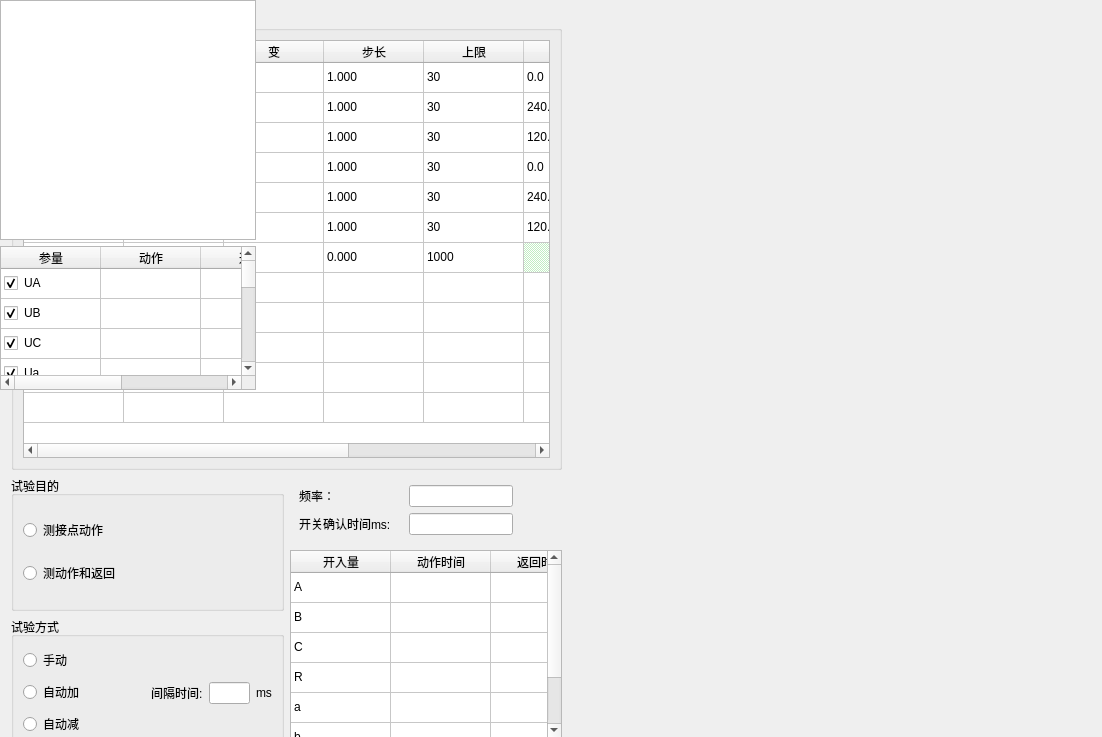
The window that energy/ui/test26/ui_026.ui (AgueroZzz/Electric-energy-detection) describes before a commit, drawn with Qt 5.
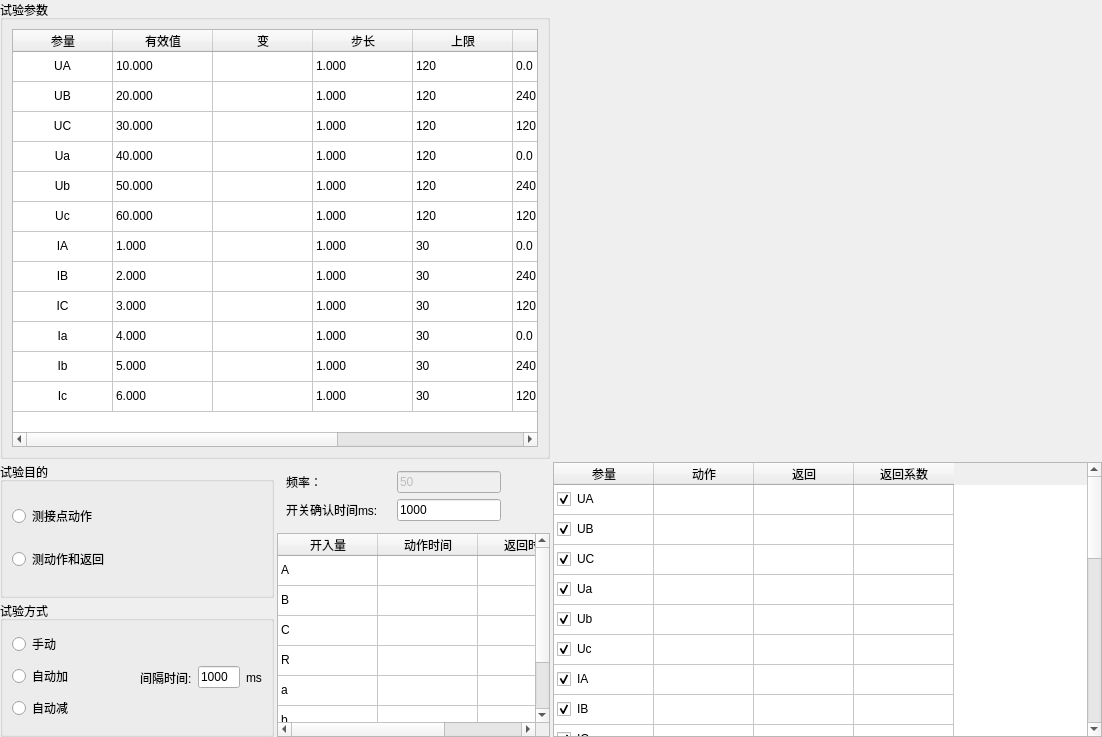
The same window after the commit.

```diff
--- a/energy/ui/test26/ui_026.ui
+++ b/energy/ui/test26/ui_026.ui
@@ -13,15 +13,23 @@
   <property name="windowTitle">
    <string>Form</string>
   </property>
-  <widget class="QWidget" name="">
-   <property name="geometry">
-    <rect>
-     <x>11</x>
-     <y>11</y>
-     <width>551</width>
-     <height>741</height>
-    </rect>
+  <layout class="QHBoxLayout" name="horizontalLayout_3" stretch="1,1">
+   <property name="spacing">
+    <number>3</number>
    </property>
+   <property name="leftMargin">
+    <number>0</number>
+   </property>
+   <property name="topMargin">
+    <number>0</number>
+   </property>
+   <property name="rightMargin">
+    <number>0</number>
+   </property>
+   <property name="bottomMargin">
+    <number>0</number>
+   </property>
+   <item>
    <layout class="QVBoxLayout" name="verticalLayout_3" stretch="5,3">
     <item>
      <widget class="QGroupBox" name="groupBox">
@@ -102,7 +110,7 @@
          </item>
          <item row="0" column="1">
           <property name="text">
-           <string>1.000</string>
+            <string>10.000</string>
           </property>
          </item>
          <item row="0" column="3">
@@ -112,7 +120,7 @@
          </item>
          <item row="0" column="4">
           <property name="text">
-           <string>30</string>
+            <string>120</string>
           </property>
          </item>
          <item row="0" column="5">
@@ -138,7 +146,7 @@
          </item>
          <item row="1" column="1">
           <property name="text">
-           <string>2.000</string>
+            <string>20.000</string>
           </property>
          </item>
          <item row="1" column="3">
@@ -148,7 +156,7 @@
          </item>
          <item row="1" column="4">
           <property name="text">
-           <string>30</string>
+            <string>120</string>
           </property>
          </item>
          <item row="1" column="5">
@@ -174,7 +182,7 @@
          </item>
          <item row="2" column="1">
           <property name="text">
-           <string>3.000</string>
+            <string>30.000</string>
           </property>
          </item>
          <item row="2" column="3">
@@ -184,7 +192,7 @@
          </item>
          <item row="2" column="4">
           <property name="text">
-           <string>30</string>
+            <string>120</string>
           </property>
          </item>
          <item row="2" column="5">
@@ -210,7 +218,7 @@
          </item>
          <item row="3" column="1">
           <property name="text">
-           <string>1.000</string>
+            <string>40.000</string>
           </property>
          </item>
          <item row="3" column="3">
@@ -220,7 +228,7 @@
          </item>
          <item row="3" column="4">
           <property name="text">
-           <string>30</string>
+            <string>120</string>
           </property>
          </item>
          <item row="3" column="5">
@@ -246,7 +254,7 @@
          </item>
          <item row="4" column="1">
           <property name="text">
-           <string>2.000</string>
+            <string>50.000</string>
           </property>
          </item>
          <item row="4" column="3">
@@ -256,7 +264,7 @@
          </item>
          <item row="4" column="4">
           <property name="text">
-           <string>30</string>
+            <string>120</string>
           </property>
          </item>
          <item row="4" column="5">
@@ -282,7 +290,7 @@
          </item>
          <item row="5" column="1">
           <property name="text">
-           <string>3.000</string>
+            <string>60.000</string>
           </property>
          </item>
          <item row="5" column="3">
@@ -292,7 +300,7 @@
          </item>
          <item row="5" column="4">
           <property name="text">
-           <string>30</string>
+            <string>120</string>
           </property>
          </item>
          <item row="5" column="5">
@@ -307,7 +315,7 @@
          </item>
          <item row="6" column="0">
           <property name="text">
-           <string>Hz</string>
+            <string>IA</string>
           </property>
           <property name="textAlignment">
            <set>AlignCenter</set>
@@ -318,70 +326,214 @@
          </item>
          <item row="6" column="1">
           <property name="text">
-           <string>50.000</string>
+            <string>1.000</string>
           </property>
          </item>
          <item row="6" column="3">
           <property name="text">
-           <string>0.000</string>
+            <string>1.000</string>
           </property>
          </item>
          <item row="6" column="4">
           <property name="text">
-           <string>1000</string>
+            <string>30</string>
           </property>
          </item>
          <item row="6" column="5">
           <property name="text">
-           <string/>
-          </property>
-          <property name="background">
-           <brush brushstyle="Dense4Pattern">
-            <color alpha="255">
-             <red>194</red>
-             <green>237</green>
-             <blue>195</blue>
-            </color>
-           </brush>
-          </property>
-          <property name="flags">
-           <set>ItemIsDragEnabled|ItemIsDropEnabled|ItemIsUserCheckable|ItemIsEnabled</set>
+            <string>0.0</string>
           </property>
          </item>
          <item row="6" column="6">
           <property name="text">
            <string/>
           </property>
-          <property name="background">
-           <brush brushstyle="Dense4Pattern">
-            <color alpha="255">
-             <red>194</red>
-             <green>237</green>
-             <blue>195</blue>
-            </color>
-           </brush>
-          </property>
-          <property name="flags">
-           <set>ItemIsDragEnabled|ItemIsDropEnabled|ItemIsUserCheckable|ItemIsEnabled</set>
-          </property>
          </item>
          <item row="6" column="7">
           <property name="text">
-           <string/>
-          </property>
-          <property name="background">
-           <brush brushstyle="Dense4Pattern">
-            <color alpha="255">
-             <red>194</red>
-             <green>237</green>
-             <blue>195</blue>
-            </color>
-           </brush>
-          </property>
+            <string>1.0</string>
+           </property>
+          </item>
+          <item row="7" column="0">
+           <property name="text">
+            <string>IB</string>
+           </property>
+           <property name="textAlignment">
+            <set>AlignCenter</set>
+           </property>
           <property name="flags">
            <set>ItemIsDragEnabled|ItemIsDropEnabled|ItemIsUserCheckable|ItemIsEnabled</set>
           </property>
          </item>
+          <item row="7" column="1">
+           <property name="text">
+            <string>2.000</string>
+           </property>
+          </item>
+          <item row="7" column="3">
+           <property name="text">
+            <string>1.000</string>
+           </property>
+          </item>
+          <item row="7" column="4">
+           <property name="text">
+            <string>30</string>
+           </property>
+          </item>
+          <item row="7" column="5">
+           <property name="text">
+            <string>240.0</string>
+           </property>
+          </item>
+          <item row="7" column="7">
+           <property name="text">
+            <string>1.0</string>
+           </property>
+          </item>
+          <item row="8" column="0">
+           <property name="text">
+            <string>IC</string>
+           </property>
+           <property name="textAlignment">
+            <set>AlignCenter</set>
+           </property>
+           <property name="flags">
+            <set>ItemIsDragEnabled|ItemIsDropEnabled|ItemIsUserCheckable|ItemIsEnabled</set>
+           </property>
+          </item>
+          <item row="8" column="1">
+           <property name="text">
+            <string>3.000</string>
+           </property>
+          </item>
+          <item row="8" column="3">
+           <property name="text">
+            <string>1.000</string>
+           </property>
+          </item>
+          <item row="8" column="4">
+           <property name="text">
+            <string>30</string>
+           </property>
+          </item>
+          <item row="8" column="5">
+           <property name="text">
+            <string>120.0</string>
+           </property>
+          </item>
+          <item row="8" column="7">
+           <property name="text">
+            <string>1.0</string>
+           </property>
+          </item>
+          <item row="9" column="0">
+           <property name="text">
+            <string>Ia</string>
+           </property>
+           <property name="textAlignment">
+            <set>AlignCenter</set>
+           </property>
+           <property name="flags">
+            <set>ItemIsDragEnabled|ItemIsDropEnabled|ItemIsUserCheckable|ItemIsEnabled</set>
+           </property>
+          </item>
+          <item row="9" column="1">
+           <property name="text">
+            <string>4.000</string>
+           </property>
+          </item>
+          <item row="9" column="3">
+           <property name="text">
+            <string>1.000</string>
+           </property>
+          </item>
+          <item row="9" column="4">
+           <property name="text">
+            <string>30</string>
+           </property>
+          </item>
+          <item row="9" column="5">
+           <property name="text">
+            <string>0.0</string>
+           </property>
+          </item>
+          <item row="9" column="7">
+           <property name="text">
+            <string>1.0</string>
+           </property>
+          </item>
+          <item row="10" column="0">
+           <property name="text">
+            <string>Ib</string>
+           </property>
+           <property name="textAlignment">
+            <set>AlignCenter</set>
+           </property>
+           <property name="flags">
+            <set>ItemIsDragEnabled|ItemIsDropEnabled|ItemIsUserCheckable|ItemIsEnabled</set>
+           </property>
+          </item>
+          <item row="10" column="1">
+           <property name="text">
+            <string>5.000</string>
+           </property>
+          </item>
+          <item row="10" column="3">
+           <property name="text">
+            <string>1.000</string>
+           </property>
+          </item>
+          <item row="10" column="4">
+           <property name="text">
+            <string>30</string>
+           </property>
+          </item>
+          <item row="10" column="5">
+           <property name="text">
+            <string>240.0</string>
+           </property>
+          </item>
+          <item row="10" column="7">
+           <property name="text">
+            <string>1.0</string>
+           </property>
+          </item>
+          <item row="11" column="0">
+           <property name="text">
+            <string>Ic</string>
+           </property>
+           <property name="textAlignment">
+            <set>AlignCenter</set>
+           </property>
+           <property name="flags">
+            <set>ItemIsDragEnabled|ItemIsDropEnabled|ItemIsUserCheckable|ItemIsEnabled</set>
+           </property>
+          </item>
+          <item row="11" column="1">
+           <property name="text">
+            <string>6.000</string>
+           </property>
+          </item>
+          <item row="11" column="3">
+           <property name="text">
+            <string>1.000</string>
+           </property>
+          </item>
+          <item row="11" column="4">
+           <property name="text">
+            <string>30</string>
+           </property>
+          </item>
+          <item row="11" column="5">
+           <property name="text">
+            <string>120.0</string>
+           </property>
+          </item>
+          <item row="11" column="7">
+           <property name="text">
+            <string>1.0</string>
+           </property>
+          </item>
         </widget>
        </item>
       </layout>
@@ -455,7 +607,11 @@
               </widget>
              </item>
              <item>
-              <widget class="QLineEdit" name="lineEdit_3"/>
+               <widget class="QLineEdit" name="le_delay">
+                <property name="text">
+                 <string>1000</string>
+                </property>
+               </widget>
              </item>
              <item>
               <widget class="QLabel" name="label_4">
@@ -486,7 +642,14 @@
               </widget>
              </item>
              <item>
-              <widget class="QLineEdit" name="lineEdit"/>
+               <widget class="QLineEdit" name="lineEdit">
+                <property name="enabled">
+                 <bool>false</bool>
+                </property>
+                <property name="text">
+                 <string>50</string>
+                </property>
+               </widget>
              </item>
              <item>
               <spacer name="horizontalSpacer">
@@ -513,7 +676,11 @@
               </widget>
              </item>
              <item>
-              <widget class="QLineEdit" name="lineEdit_2"/>
+               <widget class="QLineEdit" name="le_check">
+                <property name="text">
+                 <string>1000</string>
+                </property>
+               </widget>
              </item>
              <item>
               <spacer name="horizontalSpacer_2">
@@ -605,11 +772,18 @@
      </layout>
     </item>
    </layout>
-  </widget>
-  <widget class="QWidget" name="">
+   </item>
+   <item>
    <layout class="QVBoxLayout" name="verticalLayout_4" stretch="5,3">
     <item>
-     <widget class="QTableWidget" name="tableWidget_3"/>
+      <layout class="QHBoxLayout" name="horizontalLayout" stretch="1,4">
+       <item>
+        <widget class="QWidget" name="btn_widget" native="true"/>
+       </item>
+       <item>
+        <widget class="QWidget" name="chart_widget" native="true"/>
+       </item>
+      </layout>
     </item>
     <item>
      <widget class="QTableWidget" name="tb_down_2">
@@ -858,7 +1032,8 @@
      </widget>
     </item>
    </layout>
-  </widget>
+   </item>
+  </layout>
  </widget>
  <resources/>
  <connections/>
```
Left out of the diff: 10 changed lines with no effect on the pictures. Lines whose indentation alone changed are shown as unchanged.
